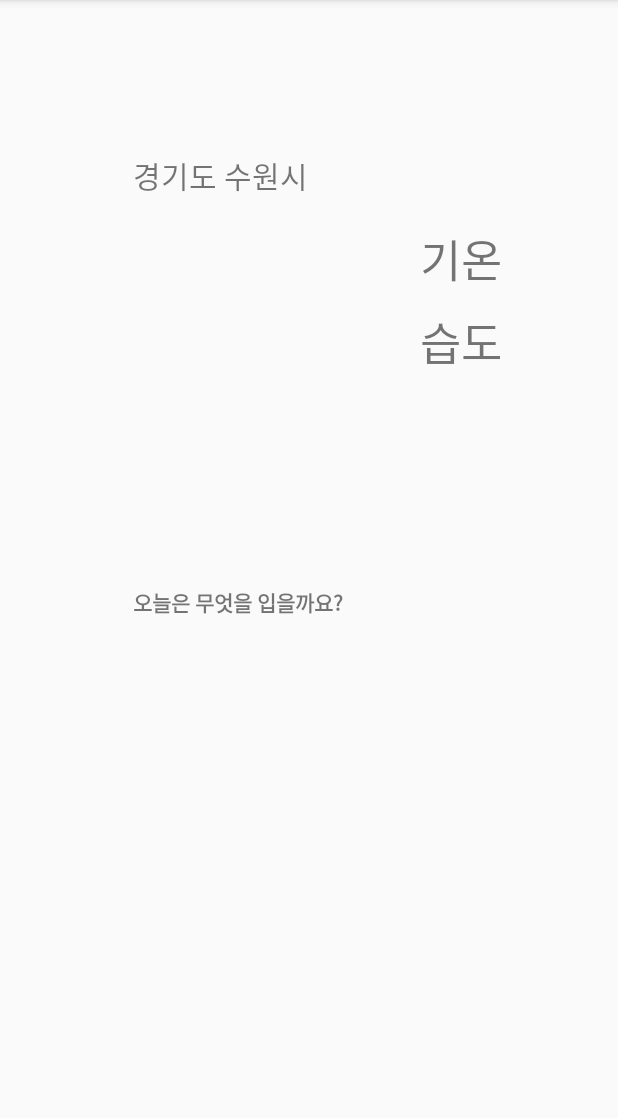
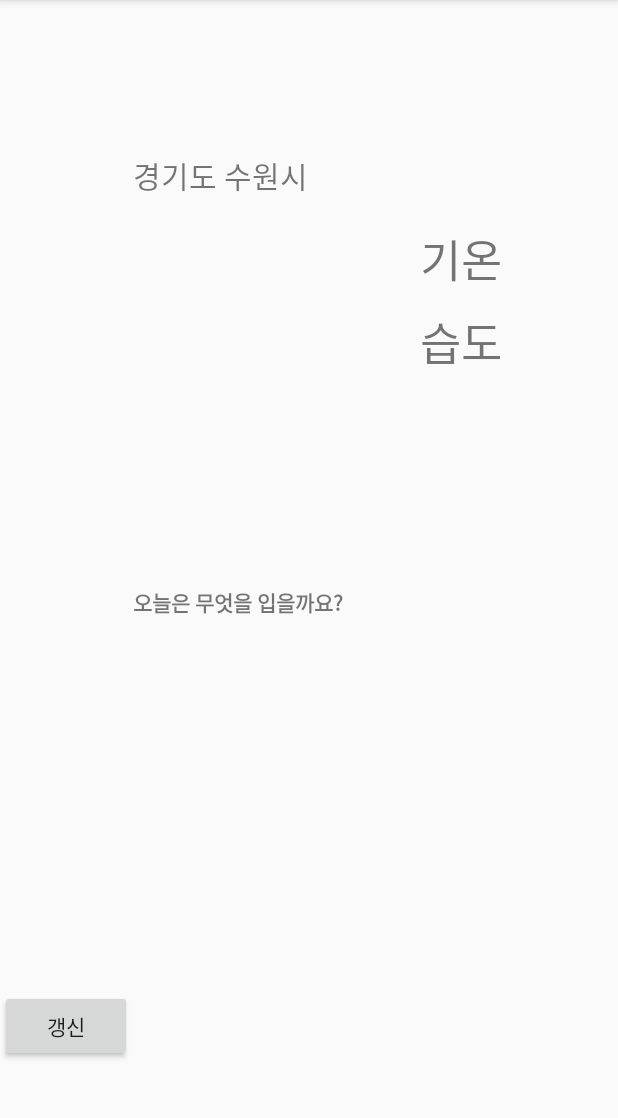
Before and after one commit to leeyunbo/FashionSelection, an Android app: the screen it shows after launch (MainActivity), on a phone screen of 412 x 824 dp, the part 84-1202 px from its top. Run offline under Robolectric (Android 15) with nearby library versions, the phone set to English and light mode, and no system bars.

Commit message:
레이아웃 수정

```diff
--- a/app/src/main/java/com/example/weatherclothselection/MainActivity.kt
+++ b/app/src/main/java/com/example/weatherclothselection/MainActivity.kt
@@ -2,13 +2,18 @@ package com.example.weatherclothselection
 
 import android.support.v7.app.AppCompatActivity
 import android.os.Bundle
+import android.widget.TextView
 import com.example.weatherclothselection.Presenter.MainContract
+import kotlinx.android.synthetic.main.activity_main.*
 
 class MainActivity : AppCompatActivity(),MainContract.View {
+
 
     override fun onCreate(savedInstanceState: Bundle?) {
         super.onCreate(savedInstanceState)
         setContentView(R.layout.activity_main)
+
+
     }
 
     override fun onDestroy() {
--- a/app/src/main/java/com/example/weatherclothselection/Presenter/MainPresenter.kt
+++ b/app/src/main/java/com/example/weatherclothselection/Presenter/MainPresenter.kt
@@ -1,4 +1,6 @@
 package com.example.weatherclothselection.Presenter
 
 class MainPresenter : MainContract.Presenter {
+
+
 }
--- a/app/src/main/res/layout/activity_main.xml
+++ b/app/src/main/res/layout/activity_main.xml
@@ -80,4 +80,15 @@
             app:layout_constraintTop_toBottomOf="@+id/weather_image_view"
             android:layout_marginBottom="356dp"/>
 
+    <Button android:layout_width="wrap_content"
+            android:layout_height="wrap_content"
+            android:text="갱신"
+            android:id="@+id/new_button"
+            app:layout_constraintRight_toStartOf="@+id/wet_text_view"
+            app:layout_constraintBottom_toBottomOf="parent"
+            app:layout_constraintTop_toBottomOf="@+id/cloth_image_view"
+            android:layout_marginBottom="60dp"
+            tools:layout_editor_absoluteX="147dp"
+            app:layout_constraintVertical_bias="1.0"/>
+
 </android.support.constraint.ConstraintLayout>
```
